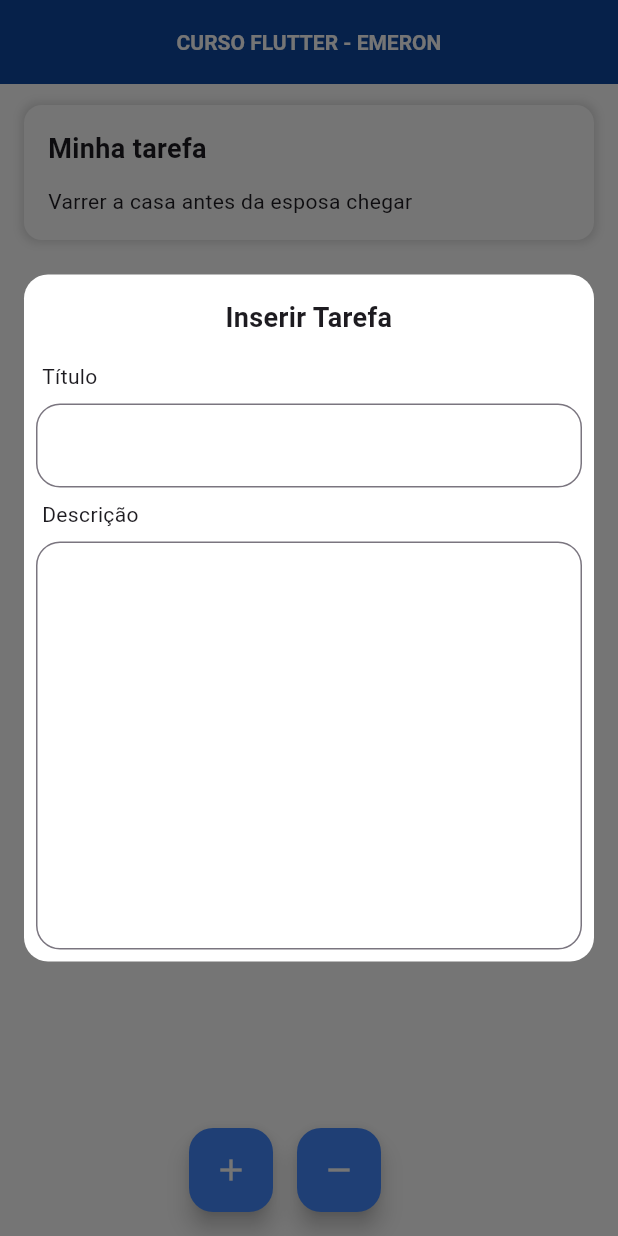
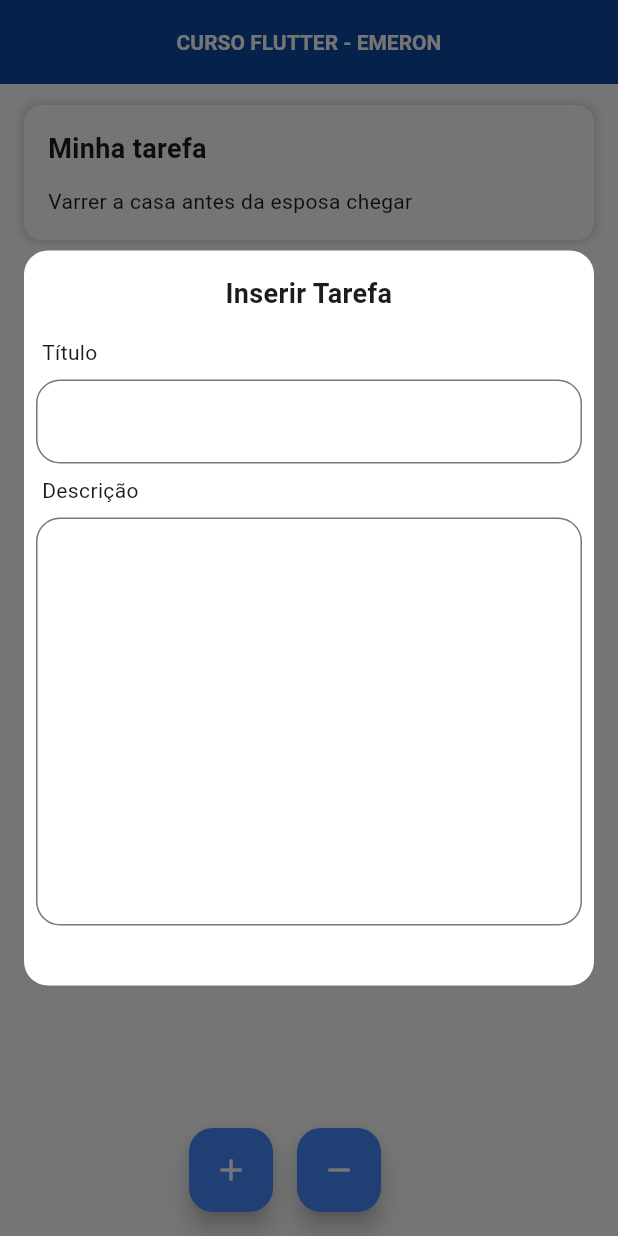
Before and after one commit to DBrains/curso-flutter-emeron, a Flutter app: the screen it shows after launch, after a tap on the "add" icon, on a phone screen of 412 x 824 dp. Run offline on Flutter 3.47's test engine with Material 3 defaults, Android fonts, the phone set to English and light mode, and no system bars.

Commit message:
update widgets

```diff
--- a/lib/src/views/home.view.dart
+++ b/lib/src/views/home.view.dart
@@ -1,5 +1,5 @@
 import 'package:flutter/material.dart';
-import 'package:curso/src/widgets/todo_item.widget.dart';
+import 'package:curso/src/widgets/widgets.dart';
 import 'package:curso/src/entities/todo_item.entity.dart';
 
 class HomeView extends StatefulWidget {
@@ -26,60 +26,14 @@ class _MyHomePageState extends State<HomeView> {
 
   void _incrementCounter() {
     showDialog(
-        context: context,
-        builder: (context) {
-          return Dialog(
-            backgroundColor: Colors.white,
-            shape: RoundedRectangleBorder(
-              borderRadius: BorderRadius.circular(16),
-            ),
-            insetPadding: const EdgeInsets.all(16),
-            child: Form(
-              key: GlobalKey<FormState>(),
-              child: Padding(
-                padding: const EdgeInsets.all(8),
-                child: Column(
-                  crossAxisAlignment: CrossAxisAlignment.start,
-                  mainAxisSize: MainAxisSize.min,
-                  children: [
-                    Container(
-                      alignment: Alignment.center,
-                      margin: const EdgeInsets.symmetric(vertical: 8),
-                      child: const Text(
-                        "Inserir Tarefa",
-                        textAlign: TextAlign.center,
-                        style: TextStyle(
-                          fontSize: 18,
-                          fontWeight: FontWeight.w700,
-                        ),
-                      ),
-                    ),
-                    TextInputWidget(
-                      label: "Título",
-                      controller: titleController,
-                    ),
-                    TextInputWidget(
-                      label: "Descrição",
-                      maxLines: 10,
-                      controller: descriptionController,
-                    ),
-                  ],
-                ),
-              ),
-            ),
-          );
-        });
-    // setState(
-    //   () {
-    //     _counter++;
-    //     task.add(
-    //       TodoItemEntity(
-    //         title: "Título $_counter",
-    //         description: "Descrição $_counter",
-    //       ),
-    //     );
-    //   },
-    // );
+      context: context,
+      builder: (context) {
+        return InputTaskDialogWidget(
+          titleController: titleController,
+          descriptionController: descriptionController,
+        );
+      },
+    );
   }
 
   void _decrementCounter() {
@@ -144,41 +98,3 @@ class _MyHomePageState extends State<HomeView> {
     );
   }
 }
-
-class TextInputWidget extends StatelessWidget {
-  final String label;
-  final int? maxLines;
-  TextEditingController controller = TextEditingController();
-
-  TextInputWidget({
-    super.key,
-    this.maxLines,
-    required this.label,
-    required this.controller,
-  });
-
-  @override
-  Widget build(BuildContext context) {
-    return Column(
-      crossAxisAlignment: CrossAxisAlignment.start,
-      children: [
-        Container(
-          margin: const EdgeInsets.symmetric(
-            vertical: 8,
-            horizontal: 4,
-          ),
-          child: Text(label),
-        ),
-        TextField(
-          maxLines: maxLines,
-          controller: controller,
-          decoration: InputDecoration(
-            border: OutlineInputBorder(
-              borderRadius: BorderRadius.circular(16),
-            ),
-          ),
-        ),
-      ],
-    );
-  }
-}
--- /dev/null
+++ b/lib/src/widgets/dialog_title.widget.dart
@@ -0,0 +1,26 @@
+import 'package:flutter/material.dart';
+
+class DialogTitleWidget extends StatelessWidget {
+  final String title;
+
+  const DialogTitleWidget({
+    super.key,
+    required this.title,
+  });
+
+  @override
+  Widget build(BuildContext context) {
+    return Container(
+      alignment: Alignment.center,
+      margin: const EdgeInsets.symmetric(vertical: 8),
+      child: Text(
+        title,
+        textAlign: TextAlign.center,
+        style: const TextStyle(
+          fontSize: 18,
+          fontWeight: FontWeight.w700,
+        ),
+      ),
+    );
+  }
+}
--- /dev/null
+++ b/lib/src/widgets/input_task_dialog.widget.dart
@@ -0,0 +1,52 @@
+import 'package:flutter/material.dart';
+import 'package:curso/src/widgets/text_input.widget.dart';
+import 'package:curso/src/widgets/dialog_title.widget.dart';
+
+class InputTaskDialogWidget extends StatelessWidget {
+  const InputTaskDialogWidget({
+    super.key,
+    required this.titleController,
+    required this.descriptionController,
+  });
+
+  final TextEditingController titleController;
+  final TextEditingController descriptionController;
+
+  @override
+  Widget build(BuildContext context) {
+    return Dialog(
+      backgroundColor: Colors.white,
+      shape: RoundedRectangleBorder(
+        borderRadius: BorderRadius.circular(16),
+      ),
+      insetPadding: const EdgeInsets.all(16),
+      child: Form(
+        key: GlobalKey<FormState>(),
+        child: Padding(
+          padding: const EdgeInsets.all(8),
+          child: Column(
+            crossAxisAlignment: CrossAxisAlignment.start,
+            mainAxisSize: MainAxisSize.min,
+            children: [
+              const DialogTitleWidget(
+                title: "Inserir Tarefa",
+              ),
+              TextInputWidget(
+                label: "Título",
+                controller: titleController,
+              ),
+              TextInputWidget(
+                label: "Descrição",
+                maxLines: 10,
+                controller: descriptionController,
+              ),
+              const SizedBox(
+                height: 32,
+              )
+            ],
+          ),
+        ),
+      ),
+    );
+  }
+}
--- /dev/null
+++ b/lib/src/widgets/text_input.widget.dart
@@ -0,0 +1,39 @@
+import 'package:flutter/material.dart';
+
+class TextInputWidget extends StatelessWidget {
+  final String label;
+  final int? maxLines;
+  TextEditingController controller;
+
+  TextInputWidget({
+    super.key,
+    this.maxLines,
+    required this.label,
+    required this.controller,
+  });
+
+  @override
+  Widget build(BuildContext context) {
+    return Column(
+      crossAxisAlignment: CrossAxisAlignment.start,
+      children: [
+        Container(
+          margin: const EdgeInsets.symmetric(
+            vertical: 8,
+            horizontal: 4,
+          ),
+          child: Text(label),
+        ),
+        TextField(
+          maxLines: maxLines,
+          controller: controller,
+          decoration: InputDecoration(
+            border: OutlineInputBorder(
+              borderRadius: BorderRadius.circular(16),
+            ),
+          ),
+        ),
+      ],
+    );
+  }
+}
--- /dev/null
+++ b/lib/src/widgets/widgets.dart
@@ -0,0 +1,4 @@
+export 'package:curso/src/widgets/todo_item.widget.dart';
+export 'package:curso/src/widgets/input_task_dialog.widget.dart';
+export 'package:curso/src/widgets/dialog_title.widget.dart';
+export 'package:curso/src/widgets/text_input.widget.dart';
```
